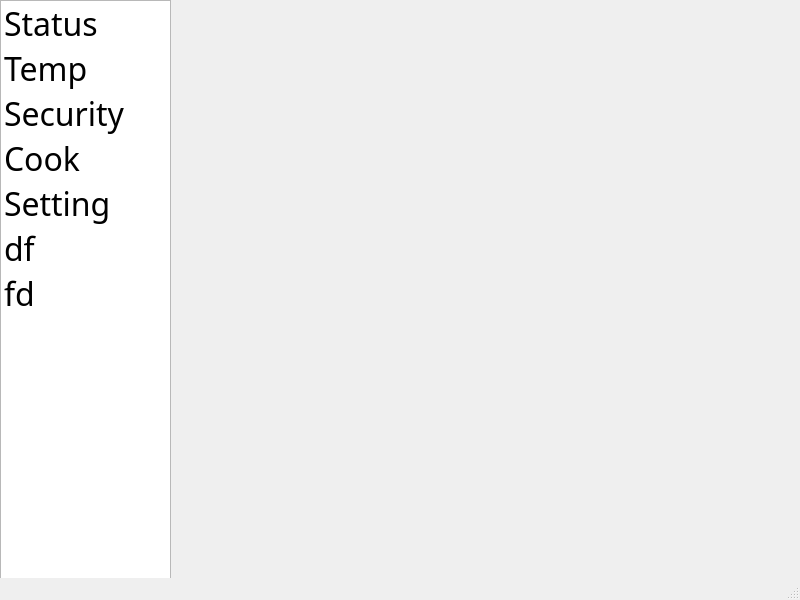
Old version of the form mainwindow.ui in the repository lotdoney/SmartHome.
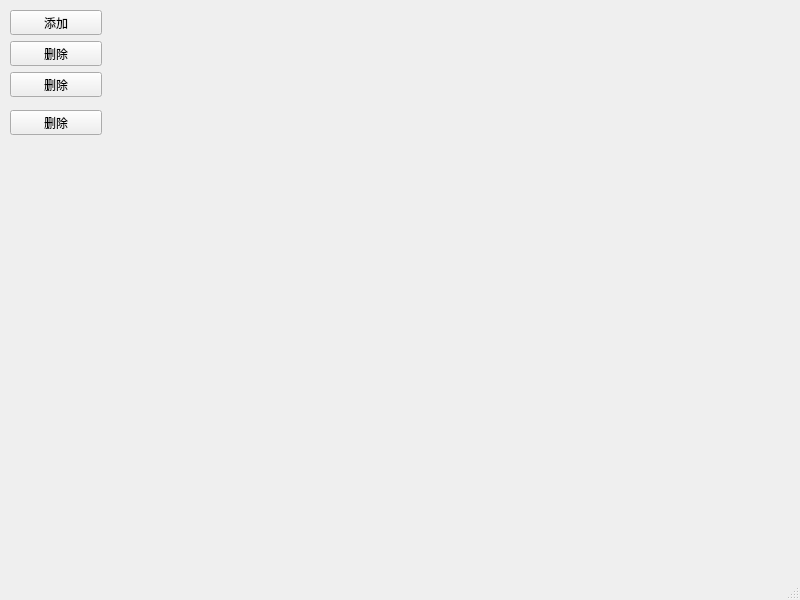
New version of the form. Icons and pictures are not drawn.

What changed in the file:
```diff
--- a/mainwindow.ui
+++ b/mainwindow.ui
@@ -20,78 +20,6 @@
    <enum>QTabWidget::Rounded</enum>
   </property>
   <widget class="QWidget" name="centralwidget">
-   <widget class="QListWidget" name="listWidget">
-    <property name="enabled">
-     <bool>true</bool>
-    </property>
-    <property name="geometry">
-     <rect>
-      <x>0</x>
-      <y>0</y>
-      <width>171</width>
-      <height>581</height>
-     </rect>
-    </property>
-    <property name="font">
-     <font>
-      <family>Algerian</family>
-      <pointsize>24</pointsize>
-     </font>
-    </property>
-    <property name="styleSheet">
-     <string notr="true"/>
-    </property>
-    <property name="frameShadow">
-     <enum>QFrame::Sunken</enum>
-    </property>
-    <property name="lineWidth">
-     <number>1</number>
-    </property>
-    <property name="autoScroll">
-     <bool>true</bool>
-    </property>
-    <property name="showDropIndicator" stdset="0">
-     <bool>true</bool>
-    </property>
-    <property name="selectionRectVisible">
-     <bool>false</bool>
-    </property>
-    <item>
-     <property name="text">
-      <string>Status </string>
-     </property>
-    </item>
-    <item>
-     <property name="text">
-      <string extracomment="temp">Temp</string>
-     </property>
-    </item>
-    <item>
-     <property name="text">
-      <string>Security </string>
-     </property>
-    </item>
-    <item>
-     <property name="text">
-      <string>Cook</string>
-     </property>
-    </item>
-    <item>
-     <property name="text">
-      <string extracomment="setting">Setting</string>
-     </property>
-    </item>
-    <item>
-     <property name="text">
-      <string>df</string>
-     </property>
-    </item>
-    <item>
-     <property name="text">
-      <string>fd</string>
-     </property>
-    </item>
-   </widget>
    <widget class="QStackedWidget" name="stackedWidget">
     <property name="geometry">
      <rect>
@@ -113,6 +41,181 @@
     </property>
     <layout class="QVBoxLayout" name="verticalLayout"/>
    </widget>
+   <widget class="QWidget" name="sideBar" native="true">
+    <property name="geometry">
+     <rect>
+      <x>10</x>
+      <y>10</y>
+      <width>92</width>
+      <height>450</height>
+     </rect>
+    </property>
+    <property name="sizePolicy">
+     <sizepolicy hsizetype="Fixed" vsizetype="Preferred">
+      <horstretch>0</horstretch>
+      <verstretch>0</verstretch>
+     </sizepolicy>
+    </property>
+    <property name="minimumSize">
+     <size>
+      <width>90</width>
+      <height>0</height>
+     </size>
+    </property>
+    <property name="class" stdset="0">
+     <string>SideBar</string>
+    </property>
+    <layout class="QGridLayout" name="gridLayout_2">
+     <property name="leftMargin">
+      <number>0</number>
+     </property>
+     <property name="topMargin">
+      <number>0</number>
+     </property>
+     <property name="rightMargin">
+      <number>0</number>
+     </property>
+     <property name="bottomMargin">
+      <number>0</number>
+     </property>
+     <item row="2" column="0">
+      <widget class="QToolButton" name="toolButton_2">
+       <property name="sizePolicy">
+        <sizepolicy hsizetype="Expanding" vsizetype="Fixed">
+         <horstretch>0</horstretch>
+         <verstretch>0</verstretch>
+        </sizepolicy>
+       </property>
+       <property name="text">
+        <string>删除</string>
+       </property>
+       <property name="icon">
+        <iconset resource="resource.qrc">
+         <normaloff>:/images/resources/images/button-3.png</normaloff>:/images/resources/images/button-3.png</iconset>
+       </property>
+       <property name="iconSize">
+        <size>
+         <width>64</width>
+         <height>64</height>
+        </size>
+       </property>
+       <property name="toolButtonStyle">
+        <enum>Qt::ToolButtonTextUnderIcon</enum>
+       </property>
+      </widget>
+     </item>
+     <item row="3" column="0">
+      <widget class="QToolButton" name="toolButton_3">
+       <property name="sizePolicy">
+        <sizepolicy hsizetype="Expanding" vsizetype="Fixed">
+         <horstretch>0</horstretch>
+         <verstretch>0</verstretch>
+        </sizepolicy>
+       </property>
+       <property name="text">
+        <string>删除</string>
+       </property>
+       <property name="icon">
+        <iconset resource="resource.qrc">
+         <normaloff>:/images/resources/images/button-4.png</normaloff>:/images/resources/images/button-4.png</iconset>
+       </property>
+       <property name="iconSize">
+        <size>
+         <width>64</width>
+         <height>64</height>
+        </size>
+       </property>
+       <property name="toolButtonStyle">
+        <enum>Qt::ToolButtonTextUnderIcon</enum>
+       </property>
+      </widget>
+     </item>
+     <item row="5" column="0">
+      <widget class="QToolButton" name="toolButton_4">
+       <property name="sizePolicy">
+        <sizepolicy hsizetype="Expanding" vsizetype="Fixed">
+         <horstretch>0</horstretch>
+         <verstretch>0</verstretch>
+        </sizepolicy>
+       </property>
+       <property name="text">
+        <string>删除</string>
+       </property>
+       <property name="icon">
+        <iconset resource="resource.qrc">
+         <normaloff>:/images/resources/images/button-5.png</normaloff>:/images/resources/images/button-5.png</iconset>
+       </property>
+       <property name="iconSize">
+        <size>
+         <width>64</width>
+         <height>64</height>
+        </size>
+       </property>
+       <property name="toolButtonStyle">
+        <enum>Qt::ToolButtonTextUnderIcon</enum>
+       </property>
+      </widget>
+     </item>
+     <item row="1" column="0">
+      <widget class="QToolButton" name="toolButton_1">
+       <property name="sizePolicy">
+        <sizepolicy hsizetype="Expanding" vsizetype="Fixed">
+         <horstretch>0</horstretch>
+         <verstretch>0</verstretch>
+        </sizepolicy>
+       </property>
+       <property name="text">
+        <string>添加</string>
+       </property>
+       <property name="icon">
+        <iconset resource="resource.qrc">
+         <normaloff>:/images/resources/images/button-1.png</normaloff>:/images/resources/images/button-1.png</iconset>
+       </property>
+       <property name="iconSize">
+        <size>
+         <width>64</width>
+         <height>64</height>
+        </size>
+       </property>
+       <property name="toolButtonStyle">
+        <enum>Qt::ToolButtonTextUnderIcon</enum>
+       </property>
+      </widget>
+     </item>
+     <item row="6" column="0">
+      <spacer name="verticalSpacer">
+       <property name="orientation">
+        <enum>Qt::Vertical</enum>
+       </property>
+       <property name="sizeHint" stdset="0">
+        <size>
+         <width>20</width>
+         <height>40</height>
+        </size>
+       </property>
+      </spacer>
+     </item>
+     <item row="4" column="0">
+      <widget class="QWidget" name="widget" native="true">
+       <property name="minimumSize">
+        <size>
+         <width>0</width>
+         <height>1</height>
+        </size>
+       </property>
+       <property name="maximumSize">
+        <size>
+         <width>16777215</width>
+         <height>1</height>
+        </size>
+       </property>
+       <property name="class" stdset="0">
+        <string>Separator</string>
+       </property>
+      </widget>
+     </item>
+    </layout>
+   </widget>
   </widget>
   <widget class="QStatusBar" name="statusbar"/>
  </widget>
```
Left out of the diff: 4 changed lines with no effect on the pictures.
